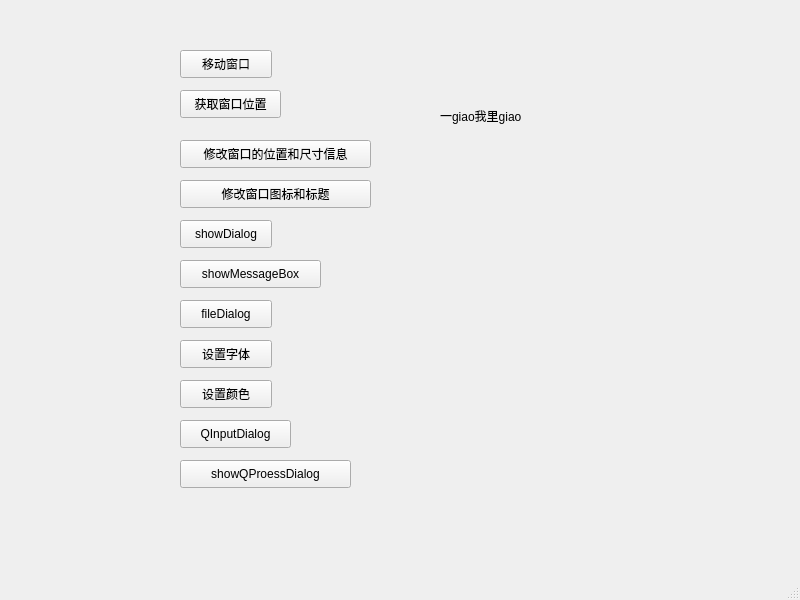
The window that Qt_Demo_09_WindowTest/mainwindow.ui (BigheadofLiu/qt_learn) describes before a commit, drawn with Qt 5.
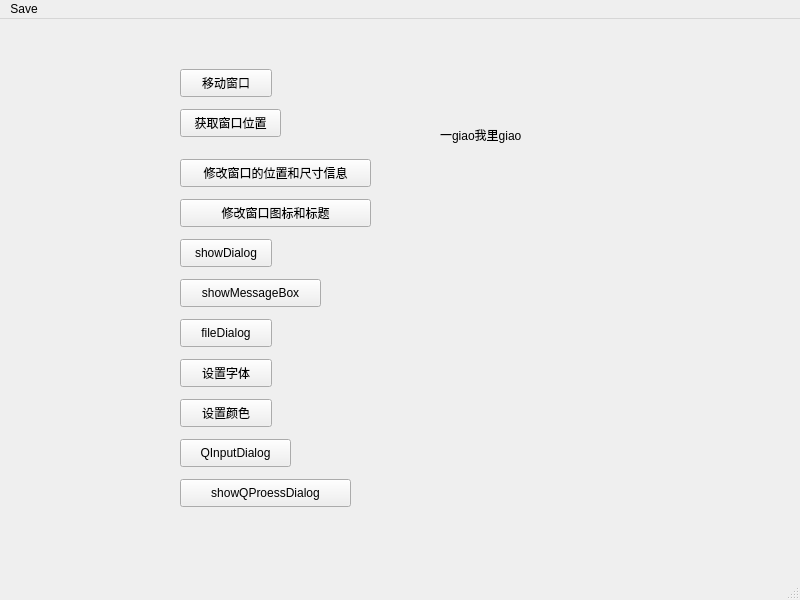
The same window after the commit. Icons and pictures are not drawn.

```diff
--- a/Qt_Demo_09_WindowTest/mainwindow.ui
+++ b/Qt_Demo_09_WindowTest/mainwindow.ui
@@ -193,6 +193,14 @@
      <height>24</height>
     </rect>
    </property>
+   <widget class="QMenu" name="menuSave">
+    <property name="title">
+     <string>Save</string>
+    </property>
+    <addaction name="save_action"/>
+    <addaction name="delete_action"/>
+   </widget>
+   <addaction name="menuSave"/>
   </widget>
   <widget class="QStatusBar" name="statusbar"/>
  </widget>
```
Left out of the diff: 30 changed lines with no effect on the pictures.
